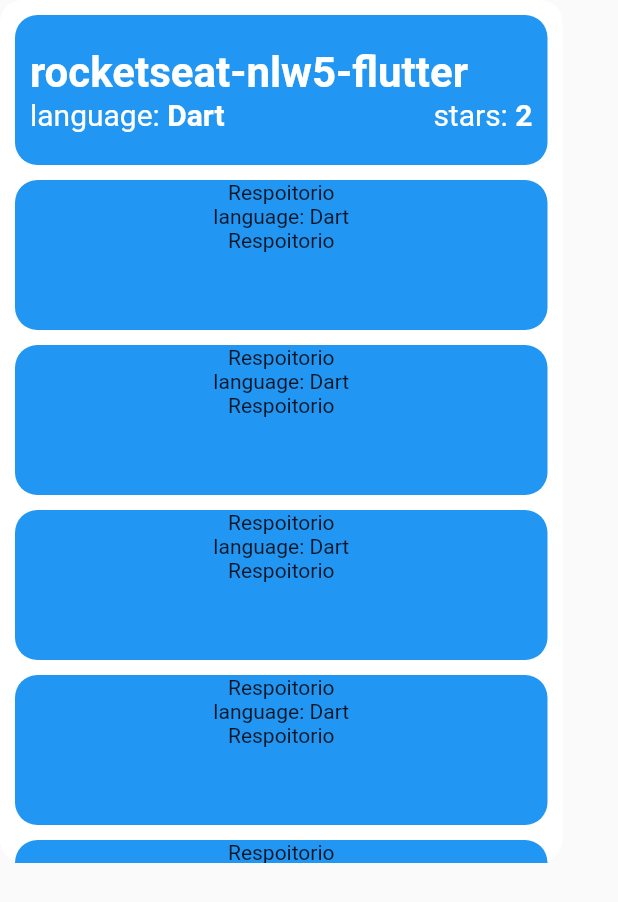
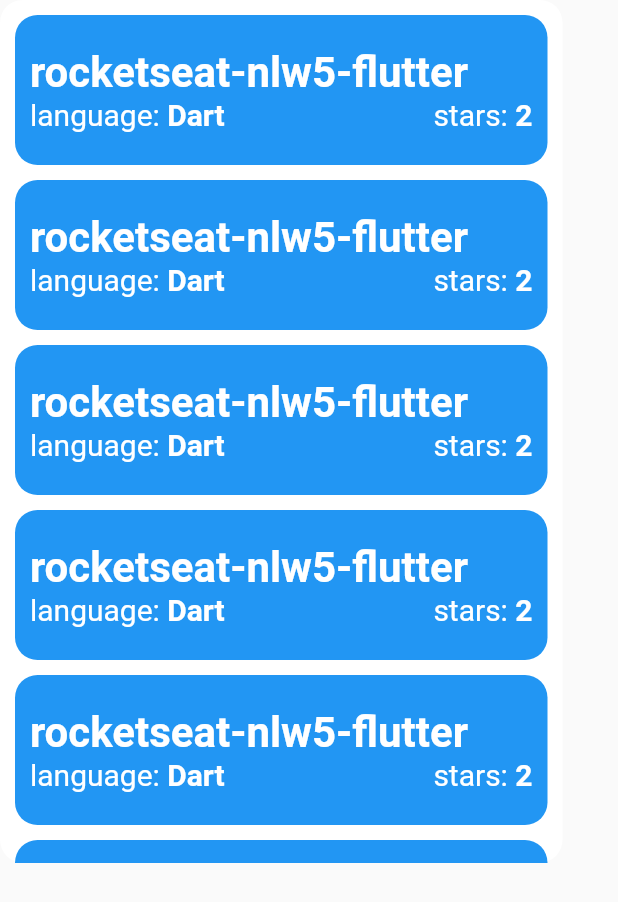
Before and after one commit to lucassmelloo/git_mello, a Flutter app: the RepositoriesCard widget shown alone on an empty page, opened directly, on a phone screen of 412 x 824 dp. Shown: the top 902 px of the screen. Run offline on Flutter 3.47's test engine with Material 2 defaults, Android fonts, the phone set to English and light mode, and no system bars; our stand-ins replace google_fonts; network calls fail.

Commit message:
Criando card de repositorio individual

```diff
--- a/lib/shared/widgets/repo_card.dart
+++ b/lib/shared/widgets/repo_card.dart
@@ -0,0 +1,75 @@
+import 'package:flutter/material.dart';
+import 'package:git_mello/core/app_colors.dart';
+
+class RepoCard extends StatelessWidget {
+  const RepoCard({Key? key}) : super(key: key);
+
+  @override
+  Widget build(BuildContext context) {
+    return Container(
+      height: 100,
+      decoration: BoxDecoration(
+          color: AppColors.blue, borderRadius: BorderRadius.circular(15)),
+      child: Padding(
+        padding: const EdgeInsets.all(10),
+        child: Column(
+          mainAxisAlignment: MainAxisAlignment.center,
+          crossAxisAlignment: CrossAxisAlignment.start,
+          children: [
+            Text.rich(
+              TextSpan(
+                text: "rocketseat-nlw5-flutter",
+                style: TextStyle(
+                    color: AppColors.white,
+                    fontSize: 28,
+                    fontWeight: FontWeight.bold),
+              ),
+              overflow: TextOverflow.ellipsis,
+            ),
+            Row(
+              mainAxisAlignment: MainAxisAlignment.spaceBetween,
+              children: [
+                RichText(
+                  text: TextSpan(
+                      text: "language: ",
+                      style: TextStyle(
+                        color: AppColors.white,
+                        fontSize: 20,
+                      ),
+                      children: [
+                        TextSpan(
+                          text: "Dart",
+                          style: TextStyle(
+                              color: AppColors.white,
+                              fontSize: 20,
+                              fontWeight: FontWeight.bold),
+                        )
+                      ]),
+                  overflow: TextOverflow.ellipsis,
+                ),
+                RichText(
+                  text: TextSpan(
+                      text: "stars: ",
+                      style: TextStyle(
+                        color: AppColors.white,
+                        fontSize: 20,
+                      ),
+                      children: [
+                        TextSpan(
+                          text: "2",
+                          style: TextStyle(
+                              color: AppColors.white,
+                              fontSize: 20,
+                              fontWeight: FontWeight.bold),
+                        )
+                      ]),
+                  overflow: TextOverflow.ellipsis,
+                ),
+              ],
+            ),
+          ],
+        ),
+      ),
+    );
+  }
+}
--- a/lib/shared/widgets/repositories_card.dart
+++ b/lib/shared/widgets/repositories_card.dart
@@ -1,6 +1,7 @@
 import 'package:flutter/material.dart';
 import 'package:git_mello/core/app_colors.dart';
 import 'package:git_mello/shared/models/repositories_model.dart';
+import 'package:git_mello/shared/widgets/repo_card.dart';
 
 class RepositoriesCard extends StatelessWidget {
   final List<RepositoryModel>? repositories;
@@ -16,151 +17,27 @@ class RepositoriesCard extends StatelessWidget {
           borderRadius: BorderRadius.circular(15),
         ),
         child: ListView(padding: EdgeInsets.all(10), children: [
-          Container(
-            height: 100,
-            decoration: BoxDecoration(
-                color: AppColors.blue, borderRadius: BorderRadius.circular(15)),
-            child: Padding(
-              padding: const EdgeInsets.all(10),
-              child: Column(
-                mainAxisAlignment: MainAxisAlignment.center,
-                crossAxisAlignment: CrossAxisAlignment.start,
-                children: [
-                  Text.rich(
-                    TextSpan(
-                      text: "rocketseat-nlw5-flutter",
-                      style: TextStyle(
-                          color: AppColors.white,
-                          fontSize: 28,
-                          fontWeight: FontWeight.bold),
-                    ),
-                    overflow: TextOverflow.ellipsis,
-                  ),
-                  Row(
-                    mainAxisAlignment: MainAxisAlignment.spaceBetween,
-                    children: [
-                      RichText(
-                        text: TextSpan(
-                            text: "language: ",
-                            style: TextStyle(
-                              color: AppColors.white,
-                              fontSize: 20,
-                            ),
-                            children: [
-                              TextSpan(
-                                text: "Dart",
-                                style: TextStyle(
-                                    color: AppColors.white,
-                                    fontSize: 20,
-                                    fontWeight: FontWeight.bold),
-                              )
-                            ]),
-                        overflow: TextOverflow.ellipsis,
-                      ),
-                      RichText(
-                        text: TextSpan(
-                            text: "stars: ",
-                            style: TextStyle(
-                              color: AppColors.white,
-                              fontSize: 20,
-                            ),
-                            children: [
-                              TextSpan(
-                                text: "2",
-                                style: TextStyle(
-                                    color: AppColors.white,
-                                    fontSize: 20,
-                                    fontWeight: FontWeight.bold),
-                              )
-                            ]),
-                        overflow: TextOverflow.ellipsis,
-                      ),
-                    ],
-                  ),
-                ],
-              ),
-            ),
-          ),
+          RepoCard(),
           SizedBox(
             height: 10,
           ),
-          Container(
-            height: 100,
-            decoration: BoxDecoration(
-                color: AppColors.blue, borderRadius: BorderRadius.circular(15)),
-            child: Column(
-              mainAxisAlignment: MainAxisAlignment.start,
-              children: [
-                Text("Respoitorio"),
-                Text("language: Dart"),
-                Text("Respoitorio"),
-              ],
-            ),
-          ),
+          RepoCard(),
           SizedBox(
             height: 10,
           ),
-          Container(
-            height: 100,
-            decoration: BoxDecoration(
-                color: AppColors.blue, borderRadius: BorderRadius.circular(15)),
-            child: Column(
-              mainAxisAlignment: MainAxisAlignment.start,
-              children: [
-                Text("Respoitorio"),
-                Text("language: Dart"),
-                Text("Respoitorio"),
-              ],
-            ),
-          ),
+          RepoCard(),
           SizedBox(
             height: 10,
           ),
-          Container(
-            height: 100,
-            decoration: BoxDecoration(
-                color: AppColors.blue, borderRadius: BorderRadius.circular(15)),
-            child: Column(
-              mainAxisAlignment: MainAxisAlignment.start,
-              children: [
-                Text("Respoitorio"),
-                Text("language: Dart"),
-                Text("Respoitorio"),
-              ],
-            ),
-          ),
+          RepoCard(),
           SizedBox(
             height: 10,
           ),
-          Container(
-            height: 100,
-            decoration: BoxDecoration(
-                color: AppColors.blue, borderRadius: BorderRadius.circular(15)),
-            child: Column(
-              mainAxisAlignment: MainAxisAlignment.start,
-              children: [
-                Text("Respoitorio"),
-                Text("language: Dart"),
-                Text("Respoitorio"),
-              ],
-            ),
-          ),
+          RepoCard(),
           SizedBox(
             height: 10,
           ),
-          Container(
-            height: 100,
-            decoration: BoxDecoration(
-                color: AppColors.blue, borderRadius: BorderRadius.circular(15)),
-            child: Column(
-              mainAxisAlignment: MainAxisAlignment.start,
-              children: [
-                Text("Respoitorio"),
-                Text("language: Dart"),
-                Text("Respoitorio"),
-              ],
-            ),
-          ),
+          RepoCard(),
         ]));
   }
 }
```
